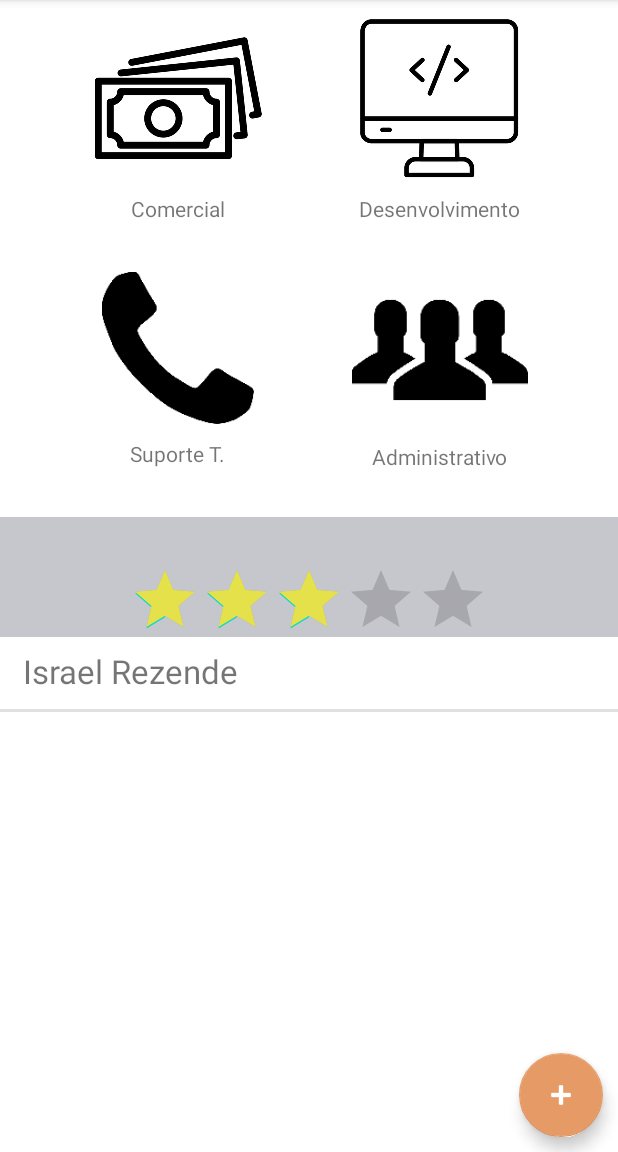
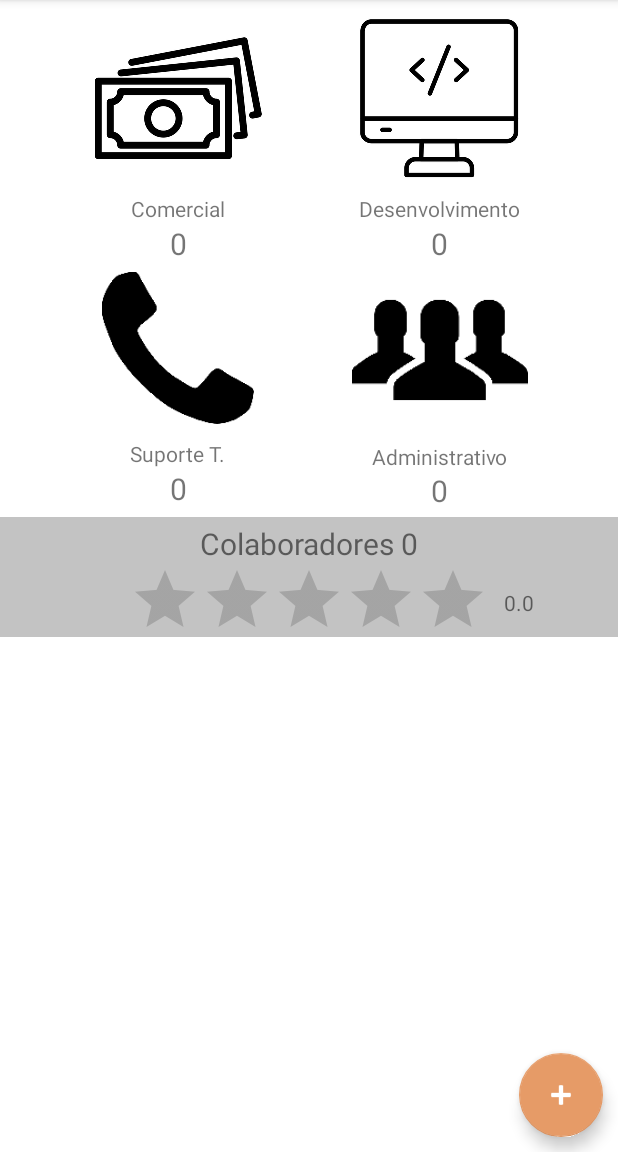
Before and after one commit to raelrzd/MinhaEmpresa, an Android app: the screen it shows after launch (TelaInicial), on a phone screen of 412 x 824 dp, the part 84-1236 px from its top. Run offline under Robolectric (Android 15) with nearby library versions, the phone set to English and light mode, and no system bars.

Commit message:
Feito o bind dos valores relacionados ao numero de colaboradores por cargo e total da tela inicial, ajustado a apresentação da média de experiencia, entre demais ajustes.

```diff
--- a/app/build.gradle
+++ b/app/build.gradle
@@ -29,7 +29,7 @@ android {
 
 dependencies {
 
-    implementation 'androidx.appcompat:appcompat:1.5.0'
+    implementation 'androidx.appcompat:appcompat:1.5.1'
     implementation 'com.google.android.material:material:1.6.1'
     implementation 'androidx.constraintlayout:constraintlayout:2.1.4'
     implementation 'io.openharmony.tpc.thirdlib:RatingBar:1.0.2'
--- a/app/src/main/java/rezende/israel/minhaempresa/dao/ColaboradoresDAO.java
+++ b/app/src/main/java/rezende/israel/minhaempresa/dao/ColaboradoresDAO.java
@@ -1,7 +1,6 @@
 package rezende.israel.minhaempresa.dao;
 
 import java.util.ArrayList;
-import java.util.Arrays;
 import java.util.List;
 
 import rezende.israel.minhaempresa.modelo.Colaborador;
@@ -9,18 +8,71 @@ import rezende.israel.minhaempresa.modelo.Colaborador;
 public class ColaboradoresDAO {
 
     private final static ArrayList<Colaborador> colaboradores = new ArrayList<>();
+    private static int comercialDAO = 0;
+    private static int desenvolvimentoDAO = 0;
+    private static int suporteDAO = 0;
+    private static int administrativoDAO = 0;
+    private final static ArrayList<Double> mediaColaboradores = new ArrayList<>();
+
+    public void adicionaAvaliacao(double valor){
+        mediaColaboradores.add(valor);
+    }
+
+    public double retornaMedia(){
+        double totalSum = 0;
+        double media = 0;
+        int n = mediaColaboradores.size();
+        for (int i=0; i<n;i++){
+            totalSum+=mediaColaboradores.get(i);
+            media = (totalSum/n);
+        }
+        return media;
+    }
+
+    public String retornaMediaString(){
+        String valor = String.valueOf(retornaMedia());
+        return valor.substring(0,3);
+    }
+
+    public void addComercial() {
+        comercialDAO++;
+    }
+
+    public void addDev() {
+        desenvolvimentoDAO++;
+    }
+
+    public void addSuporte() {
+        suporteDAO++;
+    }
+
+    public void addAdmin() {
+        administrativoDAO++;
+    }
+
+    public static String getComercialDAO() {
+        return String.valueOf(comercialDAO);
+    }
+
+    public static String getDesenvolvimentoDAO() {
+        return String.valueOf(desenvolvimentoDAO);
+    }
+
+    public static String getSuporteDAO() {
+        return String.valueOf(suporteDAO);
+    }
+
+    public static String getAdministrativoDAO() {
+        return String.valueOf(administrativoDAO);
+    }
 
     public List<Colaborador> todos() {
         return (List<Colaborador>) colaboradores.clone();
     }
 
-    public void insere(Colaborador colaborador){
+    public void insere(Colaborador colaborador) {
         ColaboradoresDAO.colaboradores.add(colaborador);
-
     }
 
 
-
-
-
 }
--- a/app/src/main/java/rezende/israel/minhaempresa/ui/activity/TelaInicial.java
+++ b/app/src/main/java/rezende/israel/minhaempresa/ui/activity/TelaInicial.java
@@ -1,16 +1,16 @@
 package rezende.israel.minhaempresa.ui.activity;
+
+import android.content.Intent;
+import android.os.Bundle;
+import android.view.View;
+import android.widget.RatingBar;
+import android.widget.TextView;
 
 import androidx.annotation.Nullable;
 import androidx.appcompat.app.AppCompatActivity;
 import androidx.recyclerview.widget.RecyclerView;
 
-import android.content.Intent;
-import android.os.Bundle;
-import android.view.View;
-
 import com.google.android.material.floatingactionbutton.FloatingActionButton;
-
-import java.util.List;
 
 import rezende.israel.minhaempresa.R;
 import rezende.israel.minhaempresa.dao.ColaboradoresDAO;
@@ -22,6 +22,13 @@ public class TelaInicial extends AppCompatActivity {
     public static final String TITULO_APPBAR = "Minha Empresa";
     private ListaColaboradoresAdapter adapter;
     private ColaboradoresDAO dao;
+    private TextView totalComercial;
+    private TextView totalDev;
+    private TextView totalSuporte;
+    private TextView totalAdmin;
+    private TextView totalColaboradores;
+    private RatingBar mediaStars;
+    private TextView mediaText;
 
     @Override
     protected void onCreate(Bundle savedInstanceState) {
@@ -31,18 +38,33 @@ public class TelaInicial extends AppCompatActivity {
         configuraFabNovoColaborador();
 
         dao = new ColaboradoresDAO();
-        dao.insere(new Colaborador("Israel", "Rezende", "29/03/2001"));
-
         RecyclerView listaColaboradoresRecycler = findViewById(R.id.recycleview);
         adapter = new ListaColaboradoresAdapter(dao.todos(), this);
         listaColaboradoresRecycler.setAdapter(adapter);
 
+        totalComercial = findViewById(R.id.totalComercial);
+        totalDev = findViewById(R.id.totalDev);
+        totalSuporte = findViewById(R.id.totalSuporte);
+        totalAdmin = findViewById(R.id.totalAdmin);
+        totalColaboradores = findViewById(R.id.totalColaboradores);
+        mediaStars = findViewById(R.id.ratingBar2);
+        mediaText = findViewById(R.id.textView10);
+
+        preencheTotalDeColaboradores(totalComercial, totalDev, totalSuporte, totalAdmin);
+    }
+
+    private void preencheTotalDeColaboradores(TextView totalComercial, TextView totalDev, TextView totalSuporte, TextView totalAdmin) {
+        totalComercial.setText(ColaboradoresDAO.getComercialDAO());
+        totalDev.setText(ColaboradoresDAO.getDesenvolvimentoDAO());
+        totalSuporte.setText(ColaboradoresDAO.getSuporteDAO());
+        totalAdmin.setText(ColaboradoresDAO.getAdministrativoDAO());
+        totalColaboradores.setText("Colaboradores "+dao.todos().size());
     }
 
     @Override
     protected void onActivityResult(int requestCode, int resultCode, @Nullable Intent data) {
-        if(requestCode == 50){
-            if(resultCode == RESULT_OK){
+        if (requestCode == 50) {
+            if (resultCode == RESULT_OK) {
                 if (data.hasExtra("colaborador")) {
                     Colaborador colaborador = (Colaborador) data.getSerializableExtra("colaborador");
                     adapter.insere(colaborador);
@@ -54,11 +76,11 @@ public class TelaInicial extends AppCompatActivity {
 
     @Override
     protected void onResume() {
-        Intent intent = getIntent();
-
+        preencheTotalDeColaboradores(totalComercial, totalDev, totalSuporte, totalAdmin);
+        mediaStars.setRating((float) dao.retornaMedia());
+        mediaText.setText(dao.retornaMediaString());
         super.onResume();
     }
-
 
     private void configuraFabNovoColaborador() {
         FloatingActionButton FabNovoColaborador = findViewById(R.id.floatingActionButton3);
--- a/app/src/main/res/layout/activity_tela_inicial.xml
+++ b/app/src/main/res/layout/activity_tela_inicial.xml
@@ -53,7 +53,7 @@
         android:layout_marginTop="5dp"
         app:layout_constraintEnd_toEndOf="@+id/imageView2"
         app:layout_constraintStart_toStartOf="@+id/imageView2"
-        app:layout_constraintTop_toBottomOf="@+id/textView4"
+        app:layout_constraintTop_toBottomOf="@+id/totalComercial"
         app:srcCompat="@drawable/telefone" />
 
     <TextView
@@ -67,7 +67,7 @@
         app:layout_constraintTop_toBottomOf="@+id/imageView4" />
 
     <TextView
-        android:id="@+id/textView4"
+        android:id="@+id/totalComercial"
         android:layout_width="wrap_content"
         android:layout_height="wrap_content"
         android:textSize="20sp"
@@ -77,11 +77,11 @@
         tools:text="20" />
 
     <TextView
-        android:id="@+id/textView5"
+        android:id="@+id/totalDev"
         android:layout_width="wrap_content"
         android:layout_height="wrap_content"
         android:textSize="20sp"
-        app:layout_constraintBottom_toBottomOf="@+id/textView4"
+        app:layout_constraintBottom_toBottomOf="@+id/totalComercial"
         app:layout_constraintEnd_toEndOf="@+id/textView2"
         app:layout_constraintStart_toStartOf="@+id/textView2"
         app:layout_constraintTop_toBottomOf="@+id/textView2"
@@ -95,7 +95,7 @@
         app:layout_constraintBottom_toBottomOf="@+id/imageView4"
         app:layout_constraintEnd_toEndOf="@+id/imageView3"
         app:layout_constraintStart_toStartOf="@+id/imageView3"
-        app:layout_constraintTop_toBottomOf="@+id/textView5"
+        app:layout_constraintTop_toBottomOf="@+id/totalDev"
         app:srcCompat="@drawable/group" />
 
     <TextView
@@ -110,7 +110,7 @@
         app:layout_constraintTop_toBottomOf="@+id/imageView5" />
 
     <TextView
-        android:id="@+id/textView7"
+        android:id="@+id/totalSuporte"
         android:layout_width="wrap_content"
         android:layout_height="wrap_content"
         android:textSize="20sp"
@@ -120,28 +120,28 @@
         tools:text="13" />
 
     <TextView
-        android:id="@+id/textView8"
+        android:id="@+id/totalAdmin"
         android:layout_width="wrap_content"
         android:layout_height="wrap_content"
         android:textSize="20sp"
-        app:layout_constraintBottom_toBottomOf="@+id/textView7"
+        app:layout_constraintBottom_toBottomOf="@+id/totalSuporte"
         app:layout_constraintEnd_toEndOf="@+id/textView6"
         app:layout_constraintStart_toStartOf="@+id/textView6"
         app:layout_constraintTop_toBottomOf="@+id/textView6"
         tools:text="7" />
 
-    <ImageView
+    <View
         android:id="@+id/imageView6"
         android:layout_width="0dp"
         android:layout_height="80dp"
         android:layout_marginTop="5dp"
         app:layout_constraintEnd_toEndOf="parent"
         app:layout_constraintStart_toStartOf="parent"
-        app:layout_constraintTop_toBottomOf="@+id/textView7"
-        app:srcCompat="@color/material_dynamic_neutral80" />
+        app:layout_constraintTop_toBottomOf="@+id/totalSuporte"
+        android:background="#c3c3c3"/>
 
     <TextView
-        android:id="@+id/textView9"
+        android:id="@+id/totalColaboradores"
         android:layout_width="wrap_content"
         android:layout_height="wrap_content"
         android:layout_marginTop="4dp"
@@ -159,10 +159,9 @@
         android:layout_height="wrap_content"
         android:isIndicator="true"
         android:progressTint="#E4E14B"
-        android:rating="3"
         app:layout_constraintEnd_toEndOf="@+id/imageView6"
         app:layout_constraintStart_toStartOf="@+id/imageView6"
-        app:layout_constraintTop_toBottomOf="@+id/textView9" />
+        app:layout_constraintTop_toBottomOf="@+id/totalColaboradores" />
 
     <androidx.recyclerview.widget.RecyclerView
         android:id="@+id/recycleview"
```
Also changed, not shown: app/src/main/java/rezende/israel/minhaempresa/datePicker/DatePickerFragment.java (+8 -10 lines), app/src/main/java/rezende/israel/minhaempresa/ui/activity/CadastroColaboradoresActivity.java (+27 -11 lines), app/src/main/res/layout/activity_cadastro_colaboradores.xml (+7 -1 lines).
